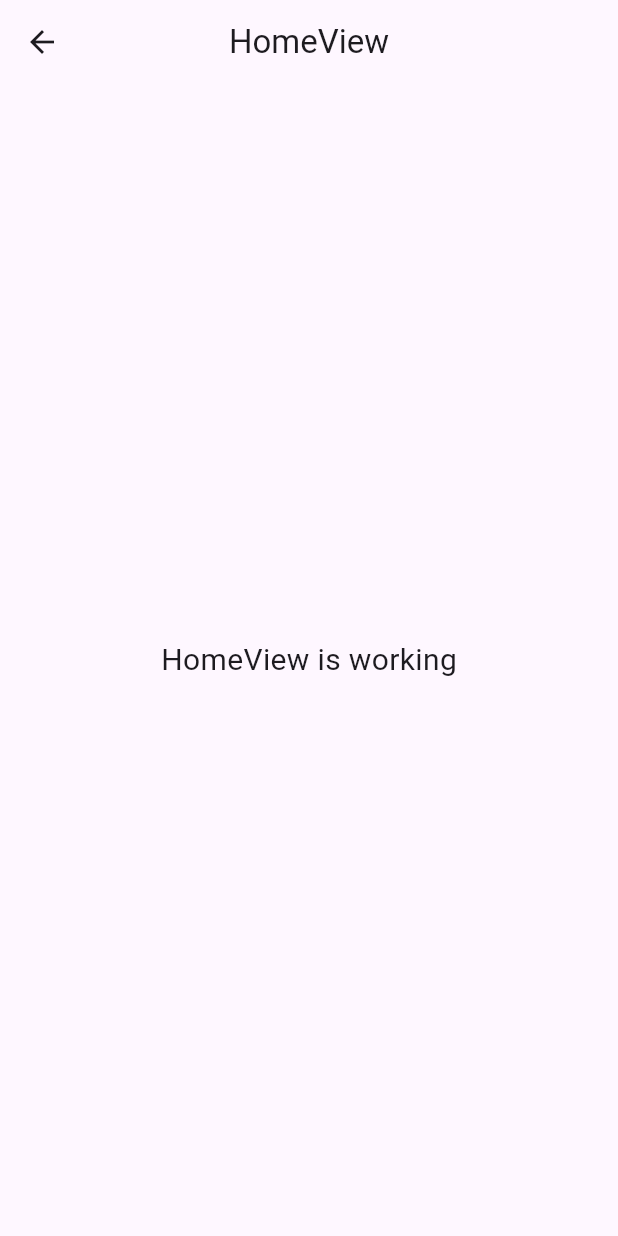
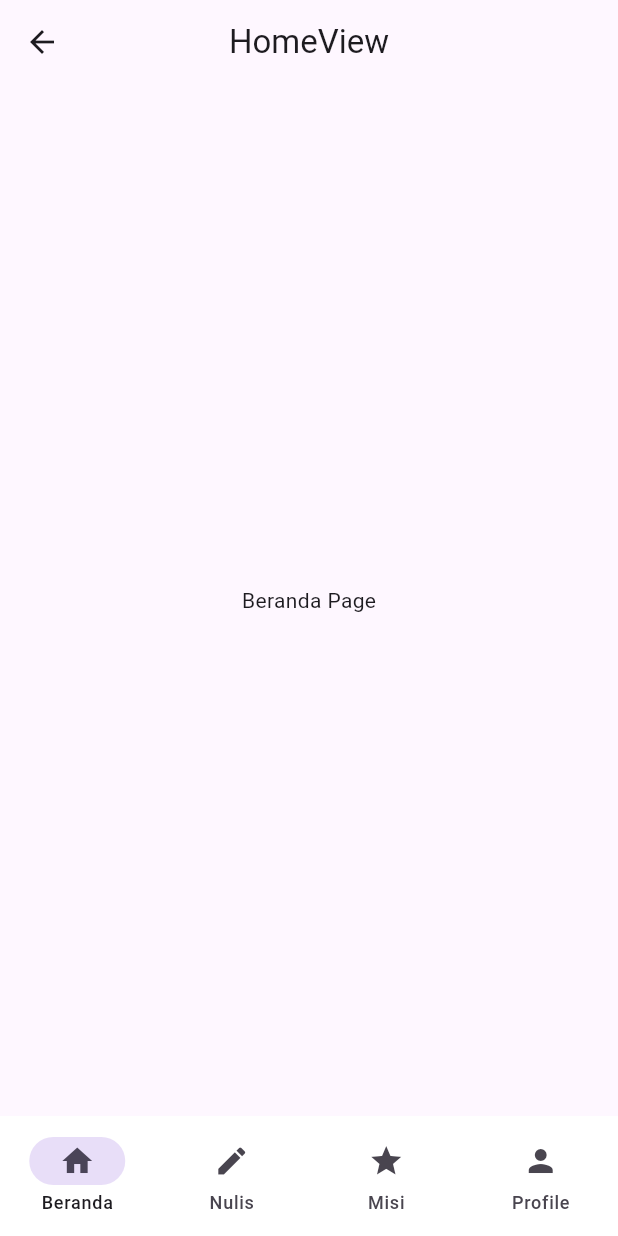
Before and after one commit to rakafebriansy/tera_pustaka, a Flutter app: the HomeView screen opened by its route, on a phone screen of 412 x 824 dp. Run offline on Flutter 3.47's test engine with Material 3 defaults, Android fonts, the phone set to English and light mode, and no system bars; our stand-ins replace flutter_screenutil, get, google_fonts, smooth_page_indicator.

Commit message:
feat: home page - bottom nav bar

```diff
--- a/lib/app/modules/home/controllers/home_controller.dart
+++ b/lib/app/modules/home/controllers/home_controller.dart
@@ -1,9 +1,12 @@
 import 'package:get/get.dart';
 
 class HomeController extends GetxController {
-  //TODO: Implement HomeController
+  var currentIndex = 0.obs;
 
-  final count = 0.obs;
+  void changePage(int index) {
+    currentIndex.value = index;
+  }
+
   @override
   void onInit() {
     super.onInit();
@@ -18,6 +21,4 @@ class HomeController extends GetxController {
   void onClose() {
     super.onClose();
   }
-
-  void increment() => count.value++;
 }
--- a/lib/app/modules/home/views/home_view.dart
+++ b/lib/app/modules/home/views/home_view.dart
@@ -6,17 +6,30 @@ import '../controllers/home_controller.dart';
 
 class HomeView extends GetView<HomeController> {
   const HomeView({super.key});
+
+  final List<Widget> _pages = const [
+    Center(child: Text("Beranda Page")),
+    Center(child: Text("Nulis Page")),
+    Center(child: Text("Misi Page")),
+    Center(child: Text("Profile Page")),
+  ];
+
   @override
   Widget build(BuildContext context) {
     return Scaffold(
-      appBar: AppBar(
-        title: const Text('HomeView'),
-        centerTitle: true,
-      ),
-      body: const Center(
-        child: Text(
-          'HomeView is working',
-          style: TextStyle(fontSize: 20),
+      appBar: AppBar(title: const Text('HomeView'), centerTitle: true),
+      body: Obx(() => _pages[controller.currentIndex.value]),
+      bottomNavigationBar: Obx(
+        () => NavigationBar(
+          backgroundColor: Colors.white,
+          selectedIndex: controller.currentIndex.value,
+          onDestinationSelected: controller.changePage,
+          destinations: const [
+            NavigationDestination(icon: Icon(Icons.home), label: "Beranda"),
+            NavigationDestination(icon: Icon(Icons.edit), label: "Nulis"),
+            NavigationDestination(icon: Icon(Icons.star), label: "Misi"),
+            NavigationDestination(icon: Icon(Icons.person), label: "Profile"),
+          ],
         ),
       ),
     );
```
